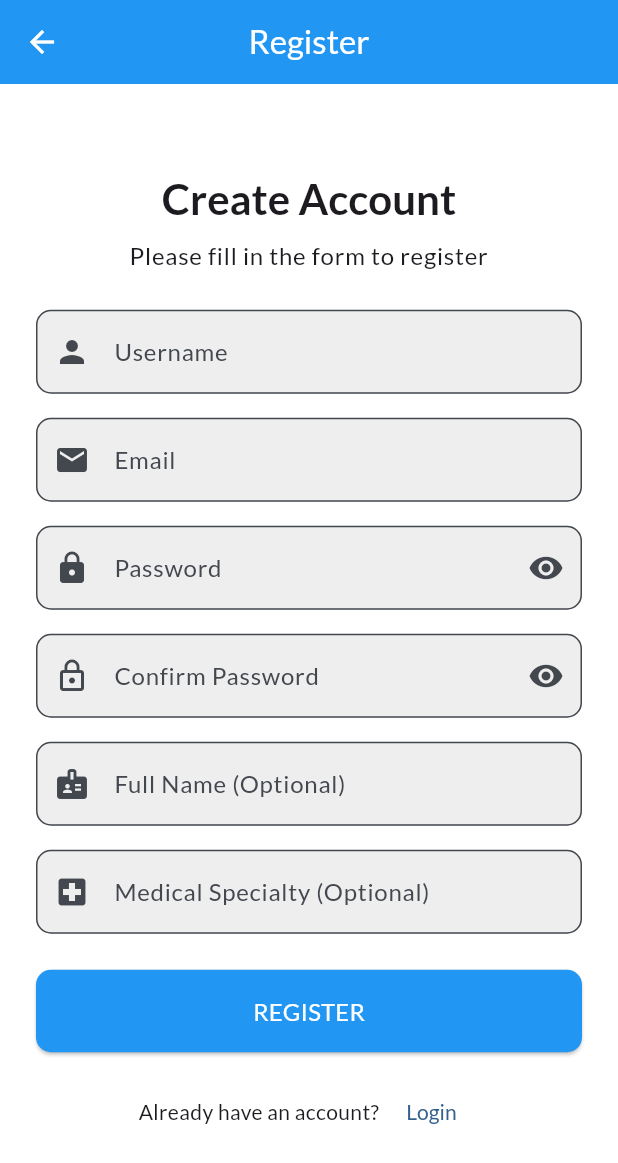
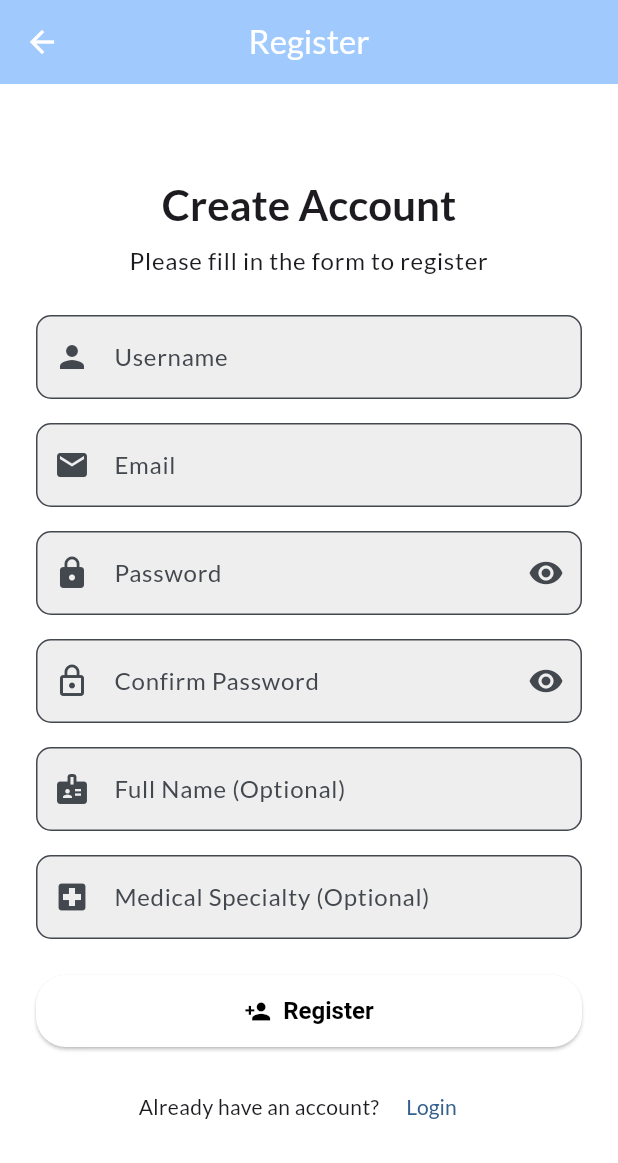
Before and after one commit to poqob/ekg-vision-app, a Flutter app: the RegisterScreen screen opened by its route, on a phone screen of 412 x 824 dp. Shown: the top 1163 px of the screen. Run offline on Flutter 3.47's test engine with Material 3 defaults, Android fonts, the phone set to English and light mode, and no system bars; our stand-ins replace file_picker, flutter_animate, flutter_svg, google_fonts, image_picker, shared_preferences; accounts and stored records are empty; network calls fail.

Commit message:
application theme applied to login and history screens.

```diff
--- a/lib/screens/auth/register_screen.dart
+++ b/lib/screens/auth/register_screen.dart
@@ -1,5 +1,6 @@
 import 'package:flutter/material.dart';
 import '../../state/app_state.dart';
+import '../../widgets/large_action_button.dart';
 
 class RegisterScreen extends StatefulWidget {
   const RegisterScreen({super.key});
@@ -78,6 +79,7 @@ class _RegisterScreenState extends State<RegisterScreen> {
 
     return Scaffold(
       appBar: AppBar(
+        backgroundColor: Theme.of(context).colorScheme.inversePrimary,
         title: const Text('Register'),
         centerTitle: true,
       ),
@@ -257,27 +259,14 @@ class _RegisterScreenState extends State<RegisterScreen> {
                     ),
                   ),
                   const SizedBox(height: 24),
-                  ElevatedButton(
-                    onPressed: appState.isLoading ? null : _register,
-                    style: ElevatedButton.styleFrom(
-                      padding: const EdgeInsets.symmetric(vertical: 16),
-                      shape: RoundedRectangleBorder(
-                        borderRadius: BorderRadius.circular(10),
-                      ),
+                  SizedBox(
+                    width: double.infinity,
+                    child: LargeActionButton(
+                      icon: const Icon(Icons.person_add),
+                      label: 'Register',
+                      onPressed: appState.isLoading ? () {} : _register,
+                      enabled: !appState.isLoading,
                     ),
-                    child: appState.isLoading
-                        ? const SizedBox(
-                            width: 24,
-                            height: 24,
-                            child: CircularProgressIndicator(
-                              strokeWidth: 2,
-                              color: Colors.white,
-                            ),
-                          )
-                        : const Text(
-                            'REGISTER',
-                            style: TextStyle(fontSize: 16),
-                          ),
                   ),
                   const SizedBox(height: 16),
                   Row(
--- a/lib/screens/profile/login_history_screen.dart
+++ b/lib/screens/profile/login_history_screen.dart
@@ -43,7 +43,10 @@ class _LoginHistoryScreenState extends State<LoginHistoryScreen> {
   @override
   Widget build(BuildContext context) {
     return Scaffold(
-      appBar: AppBar(title: const Text('Login History')),
+      appBar: AppBar(
+        backgroundColor: Theme.of(context).colorScheme.inversePrimary,
+        title: const Text('Login History'),
+      ),
       body: FutureBuilder<List<LoginHistoryEntry>>(
         future: _futureHistory,
         builder: (context, snapshot) {
```
Also changed, not shown: lib/screens/auth/login_screen.dart (+8 -20 lines).
